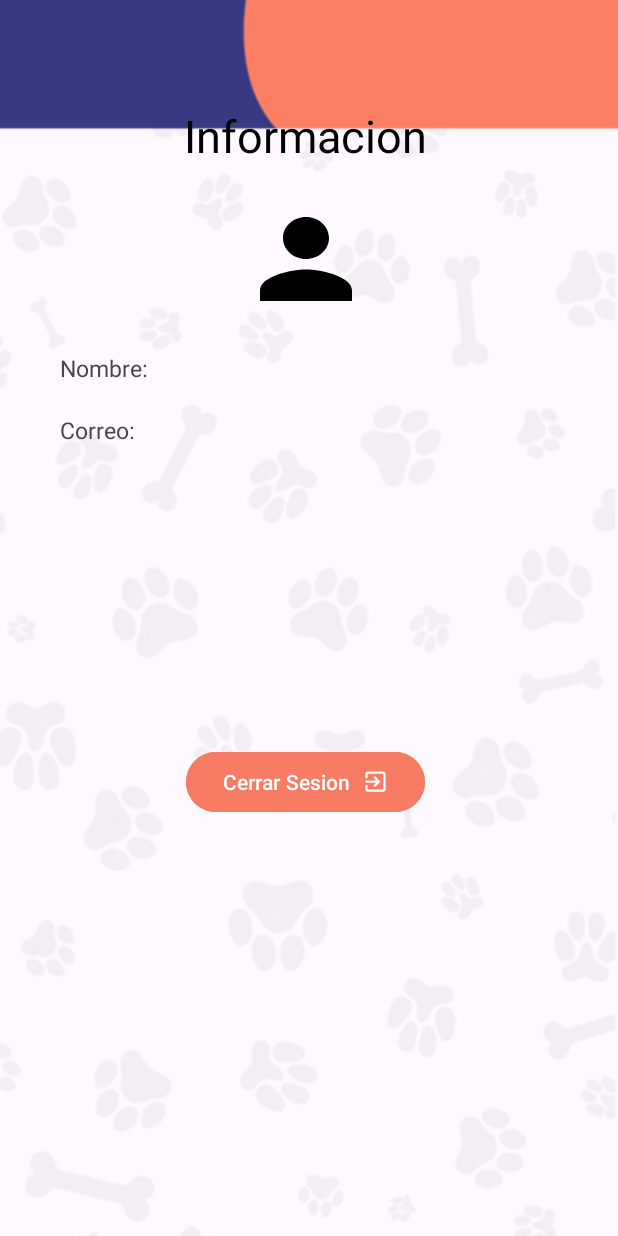
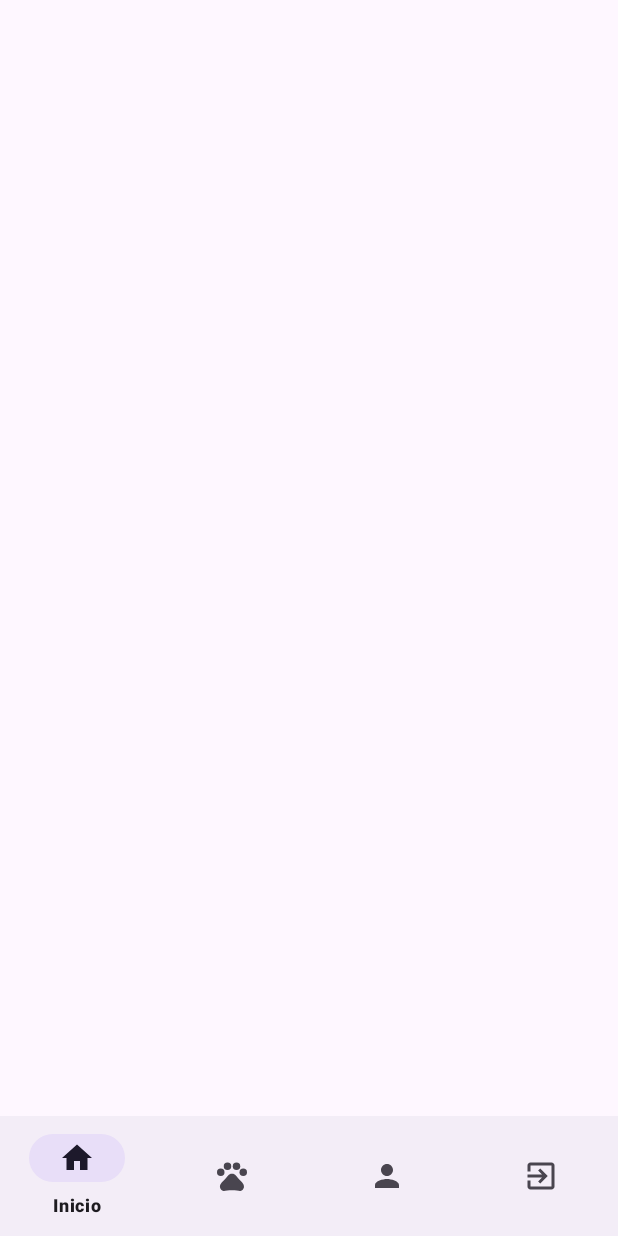
Before and after one commit to M0nroy/PETMATCH_Proyecto, an Android app: the screen it shows after launch once a user with an empty profile is signed in (PerfilUsuario before the commit, Bienvenida after it), on a phone screen of 412 x 824 dp. Run offline under Robolectric (Android 15) with nearby library versions, the phone set to English and light mode, and no system bars; our stand-ins replace Firebase (no records; nobody signed in at launch, a user with empty details on screens opened directly).

Commit message:
emnu en la parte inferior

```diff
--- a/app/src/main/java/com/example/petmatch/Login.java
+++ b/app/src/main/java/com/example/petmatch/Login.java
@@ -38,7 +38,7 @@ public class Login extends AppCompatActivity {
         FirebaseUser currentUser = mAuth.getCurrentUser();
         if (currentUser != null) {
             // El usuario ya ha iniciado sesión, puedes redirigirlo a la pantalla de perfil directamente
-            Intent i = new Intent(getApplicationContext(), PerfilUsuario.class);
+            Intent i = new Intent(getApplicationContext(), Bienvenida .class);
             startActivity(i);
             finish();
         }
@@ -68,7 +68,7 @@ public class Login extends AppCompatActivity {
                         if (task.isSuccessful()) {
                             Toast.makeText(getApplicationContext(), "Inicio correctamente", Toast.LENGTH_SHORT).show();
                             FirebaseUser user = mAuth.getCurrentUser();
-                            Intent i = new Intent(getApplicationContext(), PerfilUsuario.class);
+                            Intent i = new Intent(getApplicationContext(), Bienvenida.class);
                             startActivity(i);
                             limpiarCampos();
                             finish(); // Cerrar la actividad actual después de iniciar sesión
--- a/app/src/main/java/com/example/petmatch/MainActivity.java
+++ b/app/src/main/java/com/example/petmatch/MainActivity.java
@@ -27,7 +27,7 @@ public class MainActivity extends AppCompatActivity {
                 Intent intent;
                 if (currentUser != null) {
                     // Si hay un usuario autenticado, ir a PerfilUsuario
-                    intent = new Intent(MainActivity.this, PerfilUsuario.class);
+                    intent = new Intent(MainActivity.this, Bienvenida.class);
                 } else {
                     // Si no hay un usuario autenticado, ir a Login
                     intent = new Intent(MainActivity.this, Login.class);
--- a/app/src/main/res/layout/activity_bienvenida.xml
+++ b/app/src/main/res/layout/activity_bienvenida.xml
@@ -1,5 +1,5 @@
 <?xml version="1.0" encoding="utf-8"?>
-<LinearLayout xmlns:android="http://schemas.android.com/apk/res/android"
+<androidx.constraintlayout.widget.ConstraintLayout xmlns:android="http://schemas.android.com/apk/res/android"
     xmlns:app="http://schemas.android.com/apk/res-auto"
     xmlns:tools="http://schemas.android.com/tools"
     android:layout_width="match_parent"
@@ -7,11 +7,23 @@
     android:orientation="vertical"
     tools:context=".Bienvenida">
 
-    <TextView
-        android:id="@+id/textView"
+    <FrameLayout
+        android:layout_width="0dp"
+        android:layout_height="fill_parent"
+        app:layout_constraintBottom_toBottomOf="@+id/bottomNavigationView"
+        app:layout_constraintEnd_toEndOf="parent"
+        app:layout_constraintStart_toStartOf="parent"
+        app:layout_constraintTop_toTopOf="parent">
+
+    </FrameLayout>
+
+    <com.google.android.material.bottomnavigation.BottomNavigationView
+        android:id="@+id/bottomNavigationView"
         android:layout_width="match_parent"
         android:layout_height="wrap_content"
-        android:text="Bienvenido"
-        android:textAlignment="center"
-        android:textSize="40sp"/>
-</LinearLayout>
+        app:layout_constraintBottom_toBottomOf="parent"
+        app:layout_constraintEnd_toEndOf="parent"
+        app:layout_constraintHorizontal_bias="1.0"
+        app:layout_constraintStart_toStartOf="parent"
+        app:menu="@menu/menu_principal" />
+</androidx.constraintlayout.widget.ConstraintLayout>
```
Also changed, not shown: app/src/main/res/layout/activity_inicio.xml (+5 -5 lines).
